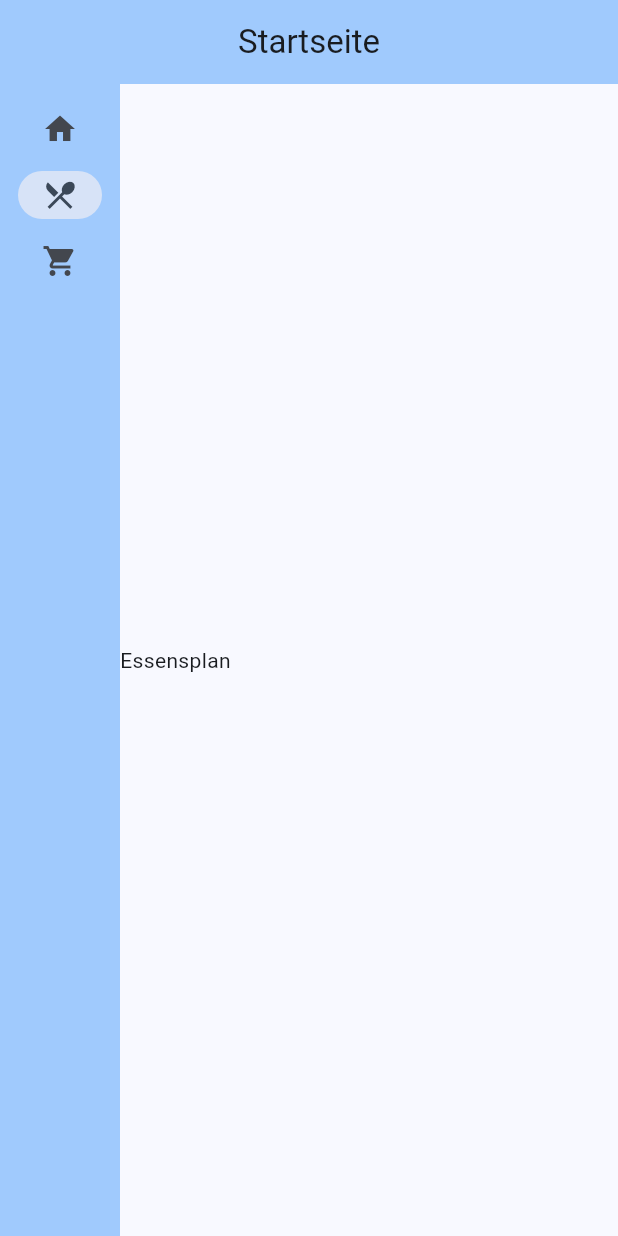
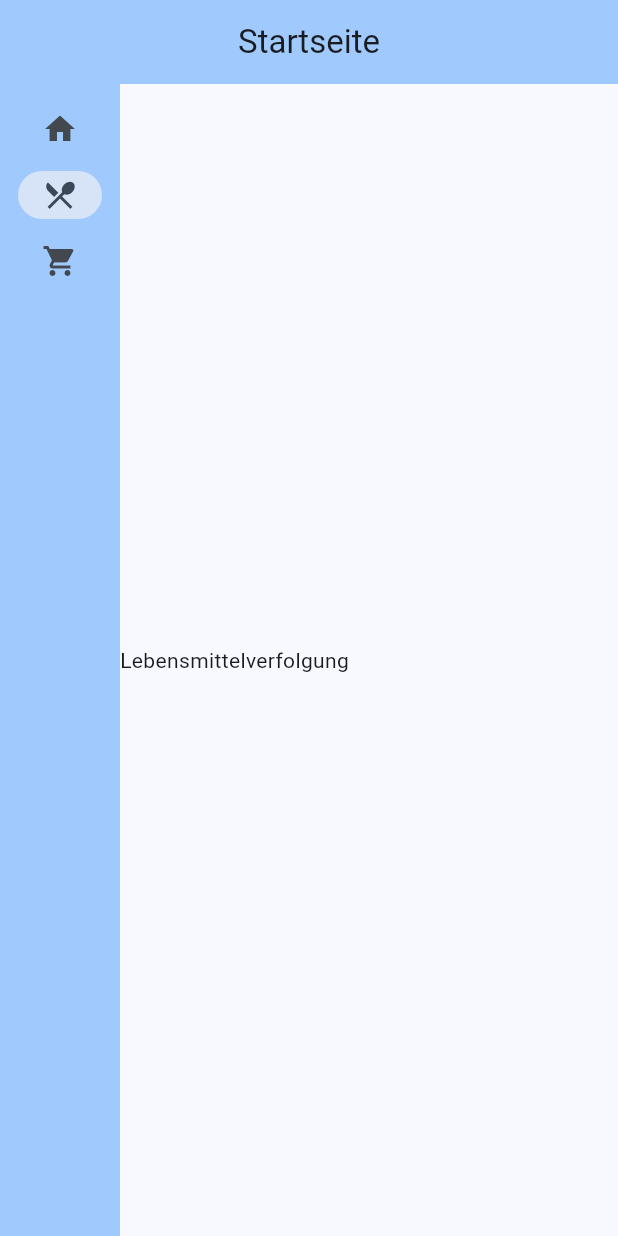
Before and after one commit to Jan-Abben/MeineApp, a Flutter app: the screen it shows after launch, after a tap on "Ernährung", on a phone screen of 412 x 824 dp. Run offline on Flutter 3.47's test engine with Material 3 defaults, Android fonts, the phone set to English and light mode, and no system bars; our stand-ins replace cloud_firestore, firebase_core; accounts and stored records are empty.

Commit message:
renaming meal plan to food tracker and cleaning

```diff
--- a/lib/main.dart
+++ b/lib/main.dart
@@ -1,6 +1,6 @@
 import 'package:flutter/material.dart';
 import 'package:meine_app/views/homepage.dart';
-import 'package:meine_app/views/meal_plan.dart';
+import 'package:meine_app/views/food_tracking.dart';
 import 'package:meine_app/views/shopping.dart';
 
 //Firebase
@@ -8,28 +8,26 @@ import 'package:firebase_core/firebase_core.dart';
 import 'package:cloud_firestore/cloud_firestore.dart';
 import 'firebase_options.dart';
 
-import 'dart:convert';
-import 'package:csv/csv.dart';
-import 'package:path_provider/path_provider.dart';
-
-
-import 'package:flutter/services.dart' show rootBundle;
-import 'package:meine_app/csv_handling.dart' as csv_handling;
 
 Future<void> main() async {
+
 
   WidgetsFlutterBinding.ensureInitialized();
   await Firebase.initializeApp(
     options: DefaultFirebaseOptions.currentPlatform,
   );
 
+/*
   print("Firebase initialized!!!");
+
 
   await FirebaseFirestore.instance
     .collection("test")
     .add({"ok": true});
 
   print("Write success!!!");
+
+
 
   final db = FirebaseFirestore.instance;
 
@@ -40,9 +38,9 @@ Future<void> main() async {
   });
 
   print("Read success!!!");
+*/
 
   runApp(const MyApp());
-  //csv_handling.main();
 }
 
 class MyApp extends StatelessWidget {
@@ -103,7 +101,7 @@ class _CurrentPageState extends State<CurrentPage> {
         page = HomePage();
         break;
       case 1:
-        page = MealPlan();
+        page = FoodTracking();
         break;
       case 2:
         page = Shopping();
--- /dev/null
+++ b/lib/views/food_tracking.dart
@@ -0,0 +1,15 @@
+import 'package:flutter/material.dart';
+
+class FoodTracking extends StatefulWidget {
+  const FoodTracking({super.key});
+
+  @override
+  State<FoodTracking> createState() => _FoodTrackingState();
+}
+
+class _FoodTrackingState extends State<FoodTracking> {
+  @override
+  Widget build(BuildContext context) {
+    return Text("Lebensmittelverfolgung");
+  }
+}
--- a/lib/views/meal_plan.dart
+++ /dev/null
@@ -1,15 +0,0 @@
-import 'package:flutter/material.dart';
-
-class MealPlan extends StatefulWidget {
-  const MealPlan({super.key});
-
-  @override
-  State<MealPlan> createState() => _MealPlanState();
-}
-
-class _MealPlanState extends State<MealPlan> {
-  @override
-  Widget build(BuildContext context) {
-    return Text("Essensplan");
-  }
-}
```
Also changed, not shown: lib/csv_handling.dart (deleted, +0 -73 lines).
